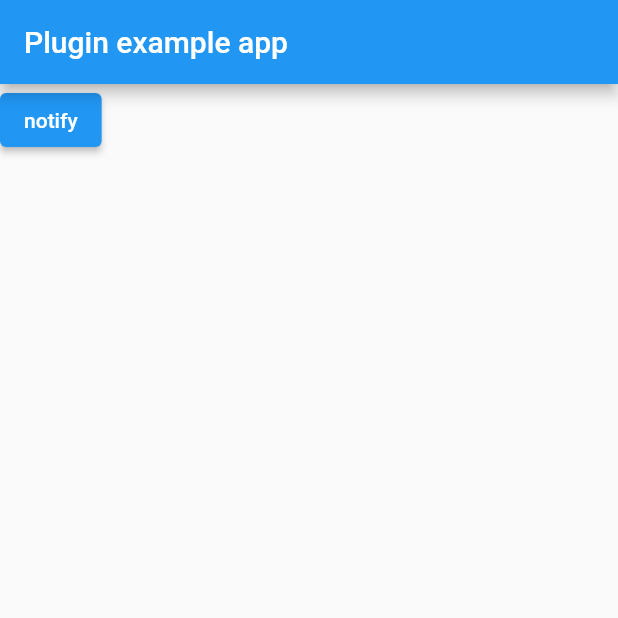
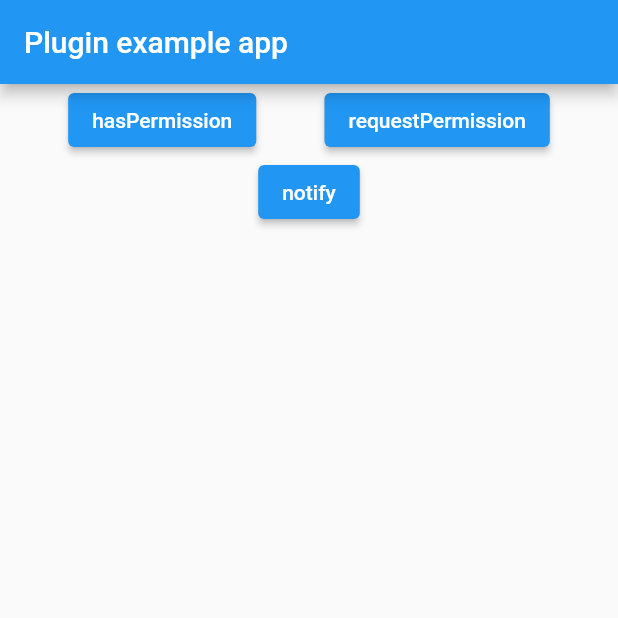
Before and after one commit to woodemi/quick_notify, a Flutter app: the screen it shows after launch, on a phone screen of 412 x 824 dp, the top half of it. Run offline on Flutter 3.47's test engine with Material 2 defaults, Android fonts, the phone set to English and light mode, and no system bars; our stand-ins replace plugin_platform_interface; missing offline and left inert: dart:html.

Commit message:
Add hasPermission & requestPermission
Signed-off-by: wangkun <wangkun@woodemi.com>

```diff
--- a/example/lib/main.dart
+++ b/example/lib/main.dart
@@ -21,6 +21,25 @@
         ),
         body: Column(
           children: [
+            Row(
+              mainAxisAlignment: MainAxisAlignment.spaceEvenly,
+              children: [
+                ElevatedButton(
+                  child: Text('hasPermission'),
+                  onPressed: () async {
+                    var hasPermission = await QuickNotify.hasPermission();
+                    print('hasPermission $hasPermission');
+                  },
+                ),
+                ElevatedButton(
+                  child: Text('requestPermission'),
+                  onPressed: () async {
+                    var requestPermission = await QuickNotify.requestPermission();
+                    print('requestPermission $requestPermission');
+                  },
+                ),
+              ],
+            ),
             ElevatedButton(
               child: Text('notify'),
               onPressed: () {
--- a/lib/quick_notify.dart
+++ b/lib/quick_notify.dart
@@ -20,6 +20,10 @@
 }
 
 class QuickNotify {
+  static Future<bool> hasPermission() => _platform.hasPermission();
+
+  static Future<bool> requestPermission() => _platform.requestPermission();
+
   static void notify({
     String? content,
   }) => _platform.notify(
--- a/lib/src/method_channel_quick_notify.dart
+++ b/lib/src/method_channel_quick_notify.dart
@@ -5,6 +5,18 @@
 const MethodChannel _channel = const MethodChannel('quick_notify');
 
 class MethodChannelQuickNotify extends QuickNotifyPlatform {
+  @override
+  Future<bool> hasPermission() async {
+    bool result = await _channel.invokeMethod('hasPermission');
+    return result;
+  }
+
+  @override
+  Future<bool> requestPermission() async {
+    bool result = await _channel.invokeMethod('requestPermission');
+    return result;
+  }
+
   void notify({
     String? content,
   }) {
--- a/lib/src/quick_notify_platform_interface.dart
+++ b/lib/src/quick_notify_platform_interface.dart
@@ -19,6 +19,10 @@
     _instance = instance;
   }
 
+  Future<bool> hasPermission();
+
+  Future<bool> requestPermission();
+
   void notify({
     String? content,
   });
--- a/lib/src/quick_notify_web.dart
+++ b/lib/src/quick_notify_web.dart
@@ -9,6 +9,18 @@
   }
 
   @override
+  Future<bool> hasPermission() async {
+    // TODO: implement hasPermission
+    throw UnimplementedError();
+  }
+
+  @override
+  Future<bool> requestPermission() async {
+    // TODO: implement hasPermission
+    throw UnimplementedError();
+  }
+
+  @override
   void notify({
     String? content
   }) {
```
